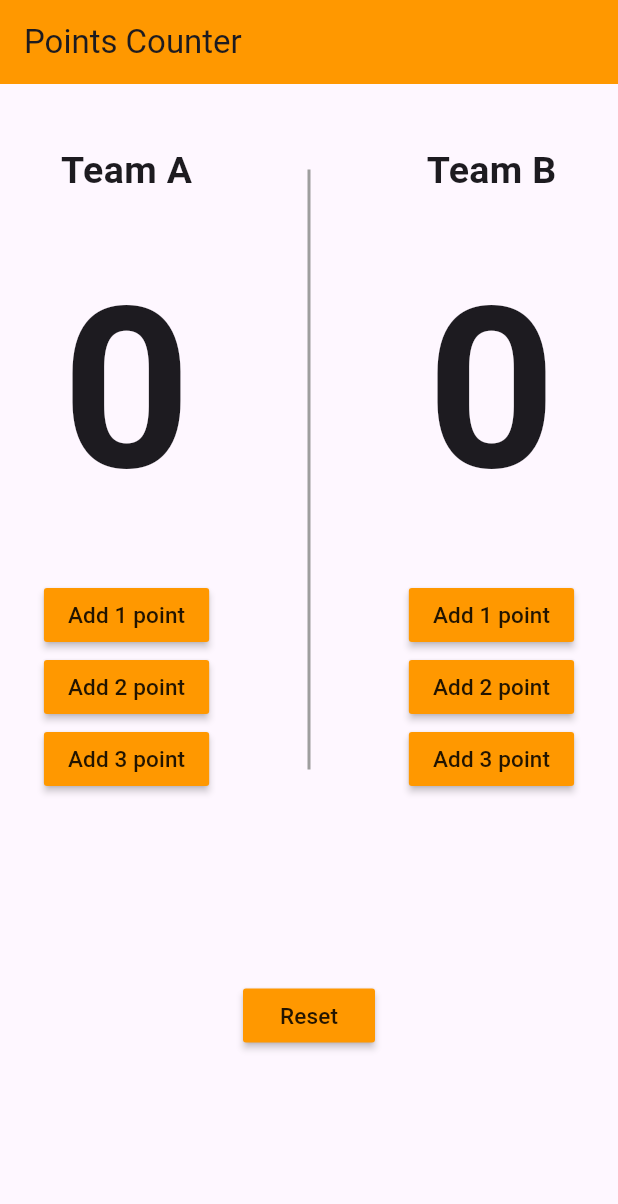
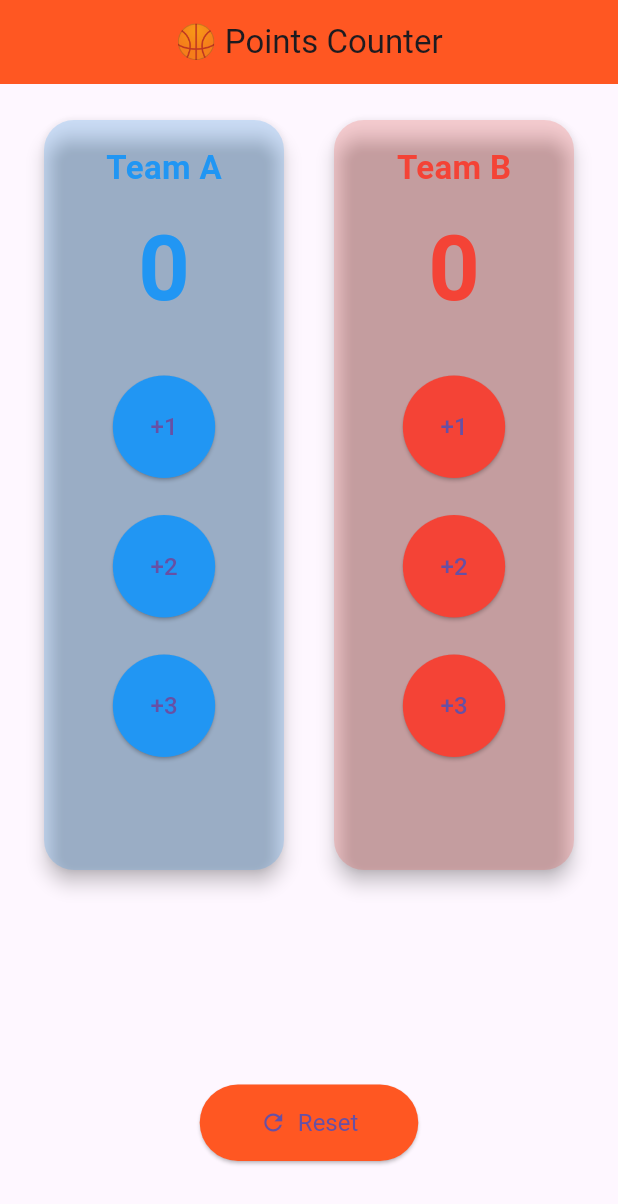
Before and after one commit to Jawadrabie/basketball, a Flutter app: the screen it shows after launch, on a phone screen of 412 x 824 dp. Shown: the top 1204 px of the screen. Run offline on Flutter 3.47's test engine with Material 3 defaults, Android fonts, the phone set to English and light mode, and no system bars; our stand-ins replace bloc, flutter_bloc.

Commit message:
شرح التعديلات

```diff
--- a/lib/Basktball.dart
+++ b/lib/Basktball.dart
@@ -1,108 +1,242 @@
-import 'package:flutter/cupertino.dart';
+
+import 'package:basketball/widget/buildTeamCard.dart';
 import 'package:flutter/material.dart';
+import 'package:flutter_bloc/flutter_bloc.dart';
+import 'cubit/counter_cubit.dart';
 
-class Basketball extends StatefulWidget {
+
+
+class Basketball extends StatelessWidget {
   const Basketball({Key? key}) : super(key: key);
 
-  @override
-  State<Basketball> createState() => _BasketballState();
-}
+  // Widget buildTeamCard(BuildContext context, String team, Color color) {
+  //   final cubit = context.read<CounterCubit>();
+  //   return BlocBuilder<CounterCubit, CounterState>(
+  //     builder: (context, state) {
+  //       final points = team == "A" ? cubit.teamApoints : cubit.teamBpoints;
+  //
+  //       return Card(
+  //         shape: RoundedRectangleBorder(borderRadius: BorderRadius.circular(20)),
+  //         color: color.withOpacity(0.2),
+  //         elevation: 5,
+  //         child: Container(
+  //           width: 160,
+  //           padding: const EdgeInsets.all(16),
+  //           child: Column(
+  //             children: [
+  //               Text(
+  //                 "Team $team",
+  //                 style: TextStyle(
+  //                     fontSize: 22,
+  //                     fontWeight: FontWeight.bold,
+  //                     color: color),
+  //               ),
+  //               const SizedBox(height: 10),
+  //               Text(
+  //                 "$points",
+  //                 style: TextStyle(
+  //                     fontSize: 60,
+  //                     fontWeight: FontWeight.bold,
+  //                     color: color),
+  //               ),
+  //               const SizedBox(height: 10),
+  //               for (int i = 1; i <= 3; i++)
+  //                 Padding(
+  //                   padding: const EdgeInsets.symmetric(vertical: 4),
+  //                   child: ElevatedButton(
+  //                     onPressed: () {
+  //                       cubit.increment(team: team, points: i);
+  //                     },
+  //                     style: ElevatedButton.styleFrom(
+  //                       backgroundColor: color,
+  //                       shape: const CircleBorder(),
+  //                       padding: const EdgeInsets.all(16),
+  //                     ),
+  //                     child: Text("+$i", style: const TextStyle(fontSize: 16)),
+  //                   ),
+  //                 ),
+  //             ],
+  //           ),
+  //         ),
+  //       );
+  //     },
+  //   );
+  // }
 
-class _BasketballState extends State<Basketball> {
-  int CounterA=0;
-  int CounterB=0;
-  //طريقة حلوة لاضافة النقاط
-  void add1(){ setState(() {
-    CounterA++;
-  });}
   @override
   Widget build(BuildContext context) {
+    final cubit = context.read<CounterCubit>();
+
     return Scaffold(
       appBar: AppBar(
-        backgroundColor:Colors.orange ,
-        title: const Text("Points Counter"),
+        title: const Text("🏀 Points Counter"),
+        backgroundColor: Colors.deepOrange,
+        centerTitle: true,
       ),
-      body: Center(
-        child: Column(
+      body: Column(
         children: [
-            const SizedBox(height: 40),
-            Row (mainAxisAlignment: MainAxisAlignment.spaceAround,
+          const SizedBox(height: 20),
+          Row(
+            mainAxisAlignment: MainAxisAlignment.spaceEvenly,
             children: [
-                Column(children: [
-                  const Text("Team A",style: TextStyle(fontSize: 25, fontWeight: FontWeight.bold),),
-                  const SizedBox(height: 20,),
-                  Text('$CounterA',style: const TextStyle(fontSize: 150, fontWeight: FontWeight.bold),),
-                  const SizedBox(height: 20,),
-                  MaterialButton(onPressed: add1,
-                      color: Colors.orange,
-                   child: const Text("Add 1 point",style: TextStyle(fontSize: 15)),
-),
-                //  SizedBox(height: 8,),
-                  MaterialButton(onPressed: (){
-                    setState(() {
-                      CounterA=CounterA+2;
-                    });
-                  },
-  color: Colors.orange,
-                   child: const Text("Add 2 point",style: TextStyle(fontSize: 15)),
-),
-                 // SizedBox(height: 5,),
-                  MaterialButton(onPressed: (){
-                    setState(() {
-                      CounterA=CounterA+3;
-                    });
-                  },
-  color: Colors.orange,
-                     child: const Text("Add 3 point",style: TextStyle(fontSize: 15)),
-),
-                ]),
-                const SizedBox(height: 400,child: VerticalDivider(color: Colors.grey,thickness: 2)),
-                Column(children: [
-                  const Text("Team B",style: TextStyle(fontSize: 25, fontWeight: FontWeight.bold),),
-                  const SizedBox(height: 20,),
-                  Text('$CounterB',style: const TextStyle(fontSize: 150, fontWeight: FontWeight.bold),),
-                  const SizedBox(height: 20,),
-                  MaterialButton(onPressed: (){setState(() {
-                    CounterB++;
-                  });},
-  color: Colors.orange,
-child: const Text("Add 1 point",style: TextStyle(fontSize: 15)),
-),
-                //  SizedBox(height: 8,),
-                  MaterialButton(onPressed: (){
-                    setState(() {
-                      CounterB=CounterB+2;
-                    });
-                  },
-  color: Colors.orange,
-                   child: const Text("Add 2 point",style: TextStyle(fontSize: 15)),
-),
-                 // SizedBox(height: 5,),
-                  MaterialButton(onPressed: (){setState(() {
-                    CounterB=CounterB+3;
-                  });},
-  color: Colors.orange,
-                     child: const Text("Add 3 point",style: TextStyle(fontSize: 15)),
-),
-                ]),
+              buildTeamCard(context, "A", Colors.blue),
+              buildTeamCard(context, "B", Colors.red),
             ],
           ),
           const Spacer(),
-            MaterialButton(onPressed: (){
-              setState(() {
-              CounterA=0;
-              CounterB=0;
-
-              });
-            },
-              color: Colors.orange,
-              child: const Text("Reset",style: TextStyle(fontSize: 15)),
+          ElevatedButton.icon(
+            onPressed: () => cubit.resetPoints(),
+            icon: const Icon(Icons.refresh),
+            label: const Text("Reset"),
+            style: ElevatedButton.styleFrom(
+              backgroundColor: Colors.deepOrange,
+              padding: const EdgeInsets.symmetric(horizontal: 40, vertical: 16),
+              textStyle: const TextStyle(fontSize: 16),
+              shape: RoundedRectangleBorder(borderRadius: BorderRadius.circular(30)),
             ),
-            const Spacer(),
+          ),
+          const SizedBox(height: 50),
         ],
       ),
-      ),
-
     );
   }
 }
+
+
+
+
+
+
+
+
+
+//import 'package:flutter/cupertino.dart';
+// import 'package:flutter/material.dart';
+// import 'package:flutter/widgets.dart';
+// import 'package:flutter_bloc/flutter_bloc.dart';
+//
+// import 'cubit/counter_cubit.dart';
+//
+// class Basketball extends StatefulWidget {
+//   const Basketball({Key? key}) : super(key: key);
+//
+//   @override
+//   State<Basketball> createState() => _BasketballState();
+// }
+//
+// class _BasketballState extends State<Basketball> {
+//   @override
+//   Widget build(BuildContext context) {
+//     final cubit = context.read<CounterCubit>(); // بدل ما تكرر BlocProvider.of
+//
+//     return BlocProvider(
+//       create: (context) => CounterCubit(),
+//       child: Scaffold(
+//         appBar: AppBar(
+//           backgroundColor: Colors.orange,
+//           title: const Text('🏀 Points Counter'),
+//         ),
+//         body: Center(
+//           child: Column(
+//             children: [
+//               const SizedBox(height: 40),
+//               Row(
+//                 mainAxisAlignment: MainAxisAlignment.spaceAround,
+//                 children: [
+//                   Column(children: [
+//                     const Text(
+//                       "Team A",
+//                       style:
+//                           TextStyle(fontSize: 25, fontWeight: FontWeight.bold),
+//                     ),
+//                     const SizedBox(
+//                       height: 20,
+//                     ),
+//                     Text(
+//                       '',
+//                       style: const TextStyle(
+//                           fontSize: 150, fontWeight: FontWeight.bold),
+//                     ),
+//                     const SizedBox(
+//                       height: 20,
+//                     ),
+//                     MaterialButton(
+//                       onPressed: () {
+//                         BlocProvider.of<CounterCubit>(context);
+//                       },
+//                       color: Colors.orange,
+//                       child: const Text("Add 1 point",
+//                           style: TextStyle(fontSize: 15)),
+//                     ),
+//                     //  SizedBox(height: 8,),
+//                     MaterialButton(
+//                       onPressed: () {},
+//                       color: Colors.orange,
+//                       child: const Text("Add 2 point",
+//                           style: TextStyle(fontSize: 15)),
+//                     ),
+//                     // SizedBox(height: 5,),
+//                     MaterialButton(
+//                       onPressed: () {},
+//                       color: Colors.orange,
+//                       child: const Text("Add 3 point",
+//                           style: TextStyle(fontSize: 15)),
+//                     ),
+//                   ]),
+//                   const SizedBox(
+//                       height: 400,
+//                       child: VerticalDivider(color: Colors.grey, thickness: 2)),
+//                   Column(children: [
+//                     const Text(
+//                       "Team B",
+//                       style:
+//                           TextStyle(fontSize: 25, fontWeight: FontWeight.bold),
+//                     ),
+//                     const SizedBox(
+//                       height: 20,
+//                     ),
+//                     Text(
+//                       '',
+//                       style: const TextStyle(
+//                           fontSize: 150, fontWeight: FontWeight.bold),
+//                     ),
+//                     const SizedBox(
+//                       height: 20,
+//                     ),
+//                     MaterialButton(
+//                       onPressed: () {},
+//                       color: Colors.orange,
+//                       child: const Text("Add 1 point",
+//                           style: TextStyle(fontSize: 15)),
+//                     ),
+//                     //  SizedBox(height: 8,),
+//                     MaterialButton(
+//                       onPressed: () {},
+//                       color: Colors.orange,
+//                       child: const Text("Add 2 point",
+//                           style: TextStyle(fontSize: 15)),
+//                     ),
+//                     // SizedBox(height: 5,),
+//                     MaterialButton(
+//                       onPressed: () {},
+//                       color: Colors.orange,
+//                       child: const Text("Add 3 point",
+//                           style: TextStyle(fontSize: 15)),
+//                     ),
+//                   ]),
+//                 ],
+//               ),
+//               const Spacer(),
+//               MaterialButton(
+//                 onPressed: () {},
+//                 color: Colors.orange,
+//                 child: const Text("Reset", style: TextStyle(fontSize: 15)),
+//               ),
+//               const Spacer(),
+//             ],
+//           ),
+//         ),
+//       ),
+//     );
+//   }
+// }
--- /dev/null
+++ b/lib/cubit/counter_cubit.dart
@@ -0,0 +1,26 @@
+import 'package:bloc/bloc.dart';
+import 'package:meta/meta.dart';
+
+part 'counter_state.dart';
+
+class CounterCubit extends Cubit<CounterState> {
+  CounterCubit() : super(CounterInitial());
+
+  int teamApoints = 0;
+  int teamBpoints = 0;
+
+  void increment({required String team, required int points}) {
+    if (team == "A") {
+      teamApoints += points;
+    } else if (team == "B") {
+      teamBpoints += points;
+    }
+    emit(CounterUpdated()); // 🔁 تحدث الحالة
+  }
+
+  void resetPoints() {
+    teamApoints = 0;
+    teamBpoints = 0;
+    emit(CounterUpdated()); // 🔁 تحدث الحالة
+  }
+}
--- /dev/null
+++ b/lib/cubit/counter_state.dart
@@ -0,0 +1,8 @@
+part of 'counter_cubit.dart';
+
+@immutable
+sealed class CounterState {}
+
+final class CounterInitial extends CounterState {}
+
+final class CounterUpdated extends CounterState {}
--- a/lib/main.dart
+++ b/lib/main.dart
@@ -1,22 +1,18 @@
 import 'package:flutter/material.dart';
+import 'package:flutter_bloc/flutter_bloc.dart';
 
 import 'Basktball.dart';
+import 'cubit/counter_cubit.dart';
+
 
 void main() {
-  runApp(const MyApp());
+  runApp(
+    BlocProvider(
+      create: (context) => CounterCubit(),
+      child: const MaterialApp(
+        debugShowCheckedModeBanner: false,
+        home: Basketball(),
+      ),
+    ),
+  );
 }
-
-class MyApp extends StatelessWidget {
-  const MyApp({Key? key}) : super(key: key);
-
-
-
-
-  @override
-  Widget build(BuildContext context) {
-    return const MaterialApp(
-
-     home: Basketball(),
-    );
-  }
-}
--- /dev/null
+++ b/lib/widget/buildTeamCard.dart
@@ -0,0 +1,55 @@
+import 'package:flutter/cupertino.dart';
+import 'package:flutter/material.dart';
+import 'package:flutter_bloc/flutter_bloc.dart';
+import '../cubit/counter_cubit.dart';
+
+buildTeamCard(BuildContext context, String team, Color color) {
+  final cubit = context.read<CounterCubit>();
+  return BlocBuilder<CounterCubit, CounterState>(
+    builder: (context, state) {
+      final int points = team == "A" ? cubit.teamApoints : cubit.teamBpoints;
+
+      return Card(
+        shape: RoundedRectangleBorder(borderRadius: BorderRadius.circular(20)),
+        color: color.withOpacity(0.2),
+        elevation: 5,
+        child: Container(
+          width: 160,
+          height: 500,
+          padding: const EdgeInsets.all(16),
+          child: Column(
+            children: [
+              Text(
+                "Team $team",
+                style: TextStyle(
+                    fontSize: 22, fontWeight: FontWeight.bold, color: color),
+              ),
+              const SizedBox(height: 10),
+              Text(
+                "$points",
+                style: TextStyle(
+                    fontSize: 60, fontWeight: FontWeight.bold, color: color),
+              ),
+              const SizedBox(height: 15),
+              for (int i = 1; i <= 3; i++)
+                Padding(
+                  padding: const EdgeInsets.symmetric(vertical: 10),
+                  child: ElevatedButton(
+                    onPressed: () {
+                      cubit.increment(team: team, points: i);
+                    },
+                    style: ElevatedButton.styleFrom(
+                      backgroundColor: color,
+                      shape: const CircleBorder(),
+                      padding: const EdgeInsets.all(25),
+                    ),
+                    child: Text("+$i", style: const TextStyle(fontSize: 16)),
+                  ),
+                ),
+            ],
+          ),
+        ),
+      );
+    },
+  );
+}
--- a/pubspec.yaml
+++ b/pubspec.yaml
@@ -35,7 +35,7 @@ dependencies:
   # The following adds the Cupertino Icons font to your application.
   # Use with the CupertinoIcons class for iOS style icons.
   cupertino_icons: ^1.0.2
-
+  flutter_bloc: ^9.1.0
 dev_dependencies:
   flutter_test:
     sdk: flutter
```
Also changed, not shown: pubspec.lock, 2 other files. Lines whose indentation alone changed are shown as unchanged.
